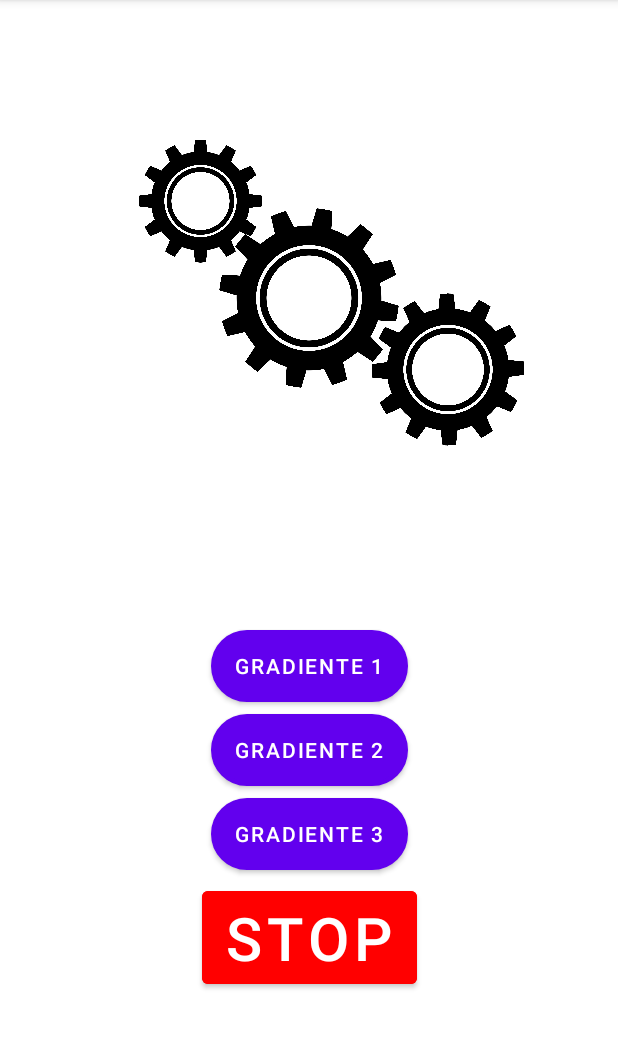
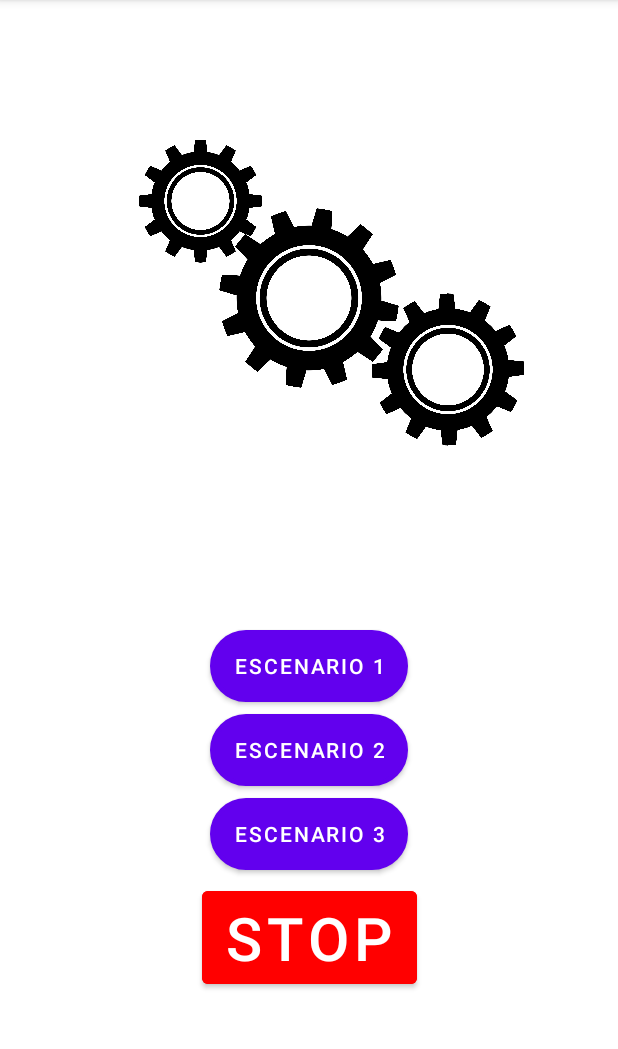
Before and after one commit to gustavodavidp/ProyectoDesarrolloSoftware, an Android app: the screen it shows after launch (MainActivity), on a phone screen of 412 x 824 dp, the part 84-1133 px from its top. Run offline under Robolectric (Android 15) with nearby library versions, the phone set to English and light mode, and no system bars.

Commit message:
fase final del proyecto - cambio de los nombres de los botones

```diff
--- a/app/src/main/res/layout/activity_main.xml
+++ b/app/src/main/res/layout/activity_main.xml
@@ -116,15 +116,16 @@
         android:layout_height="565dp"
         android:layout_marginStart="52dp"
         android:layout_marginLeft="52dp"
-        android:layout_marginTop="15dp"
+        android:layout_marginTop="12dp"
         android:layout_marginEnd="52dp"
         android:layout_marginRight="52dp"
         app:layout_constraintEnd_toEndOf="parent"
+        app:layout_constraintHorizontal_bias="0.0"
         app:layout_constraintStart_toStartOf="parent"
         app:layout_constraintTop_toTopOf="parent"
         app:srcCompat="@drawable/desierto" />
 
-<ImageView
+    <ImageView
     android:id="@+id/Im_p"
     android:layout_width="209dp"
     android:layout_height="254dp"
--- a/app/src/main/res/values/strings.xml
+++ b/app/src/main/res/values/strings.xml
@@ -1,8 +1,8 @@
 <resources>
     <string name="app_name">proyecto_1</string>
-    <string name="btn1">Gradiente 1</string>
-    <string name="btn2">Gradiente 2</string>
-    <string name="btn3">Gradiente 3</string>
+    <string name="btn1">Escenario 1</string>
+    <string name="btn2">Escenario 2</string>
+    <string name="btn3">Escenario 3</string>
     <string name="btn4">STOP</string>
     <string name="imagen1">gear1</string>
     <string name="imagen2">gear2</string>
```
